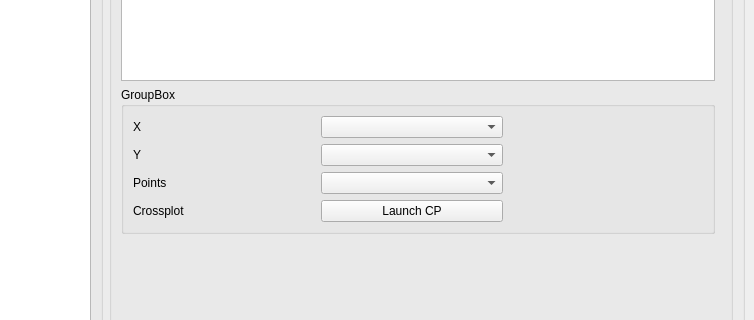
Before: the Qt Designer form calgeopy_march27.ui in calgeopy/Sprint_March_2018, drawn with Qt 5; both pictures show x 477 to 1231 and y 468 to 788 of the 1231 by 877 pixel window.
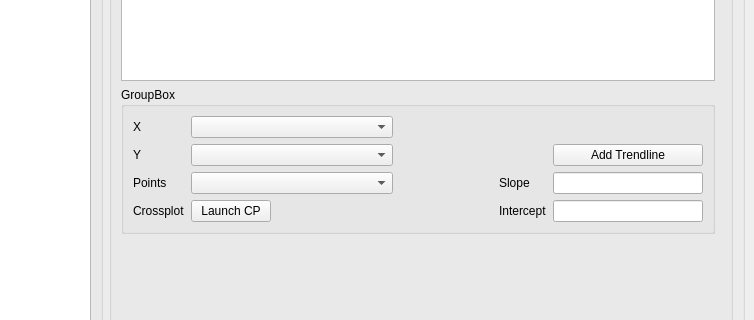
After: the same form once the commit is applied. Custom widgets are drawn as their Qt base class.

```diff
--- a/calgeopy_march27.ui
+++ b/calgeopy_march27.ui
@@ -228,7 +228,7 @@
           <item row="0" column="0">
            <widget class="PlotWidget" name="scatter"/>
           </item>
-          <item row="1" column="0">
+          <item row="2" column="0">
            <widget class="QGroupBox" name="groupBox_6">
             <property name="enabled">
              <bool>true</bool>
@@ -244,9 +244,6 @@
                </property>
               </widget>
              </item>
-             <item row="1" column="1">
-              <widget class="QComboBox" name="cb_y"/>
-             </item>
              <item row="0" column="0">
               <widget class="QLabel" name="label_9">
                <property name="text">
@@ -254,34 +251,87 @@
                </property>
               </widget>
              </item>
-             <item row="0" column="1">
-              <widget class="QComboBox" name="cb_x"/>
-             </item>
-             <item row="2" column="0">
+             <item row="3" column="0">
               <widget class="QLabel" name="label_11">
                <property name="text">
                 <string>Points</string>
                </property>
               </widget>
              </item>
-             <item row="2" column="1">
-              <widget class="QComboBox" name="cb_points"/>
-             </item>
-             <item row="3" column="1">
-              <widget class="QPushButton" name="btn_startcrossplot">
-               <property name="text">
-                <string>Launch CP</string>
-               </property>
-              </widget>
-             </item>
-             <item row="3" column="0">
+             <item row="4" column="0">
               <widget class="QLabel" name="label_8">
                <property name="text">
                 <string>Crossplot</string>
                </property>
               </widget>
              </item>
-             <item row="0" column="2">
+             <item row="4" column="8">
+              <widget class="QLineEdit" name="le_trendlineint">
+               <property name="maximumSize">
+                <size>
+                 <width>150</width>
+                 <height>16777215</height>
+                </size>
+               </property>
+              </widget>
+             </item>
+             <item row="4" column="1">
+              <widget class="QPushButton" name="btn_startcrossplot">
+               <property name="text">
+                <string>Launch CP</string>
+               </property>
+              </widget>
+             </item>
+             <item row="1" column="8">
+              <widget class="QPushButton" name="btn_trendline">
+               <property name="text">
+                <string>Add Trendline</string>
+               </property>
+              </widget>
+             </item>
+             <item row="0" column="1" colspan="4">
+              <widget class="QComboBox" name="cb_x"/>
+             </item>
+             <item row="3" column="1" colspan="4">
+              <widget class="QComboBox" name="cb_points"/>
+             </item>
+             <item row="3" column="6">
+              <widget class="QLabel" name="label_13">
+               <property name="text">
+                <string>Slope</string>
+               </property>
+              </widget>
+             </item>
+             <item row="3" column="8">
+              <widget class="QLineEdit" name="le_trendlineslope">
+               <property name="enabled">
+                <bool>true</bool>
+               </property>
+               <property name="sizePolicy">
+                <sizepolicy hsizetype="Expanding" vsizetype="Fixed">
+                 <horstretch>0</horstretch>
+                 <verstretch>0</verstretch>
+                </sizepolicy>
+               </property>
+               <property name="maximumSize">
+                <size>
+                 <width>150</width>
+                 <height>16777215</height>
+                </size>
+               </property>
+              </widget>
+             </item>
+             <item row="4" column="6">
+              <widget class="QLabel" name="label_12">
+               <property name="text">
+                <string>Intercept</string>
+               </property>
+              </widget>
+             </item>
+             <item row="1" column="1" colspan="4">
+              <widget class="QComboBox" name="cb_y"/>
+             </item>
+             <item row="4" column="5">
               <spacer name="horizontalSpacer">
                <property name="orientation">
                 <enum>Qt::Horizontal</enum>
@@ -291,7 +341,7 @@
                </property>
                <property name="sizeHint" stdset="0">
                 <size>
-                 <width>200</width>
+                 <width>100</width>
                  <height>20</height>
                 </size>
                </property>
```
Left out of the diff: 5 changed lines with no effect on the pictures.
